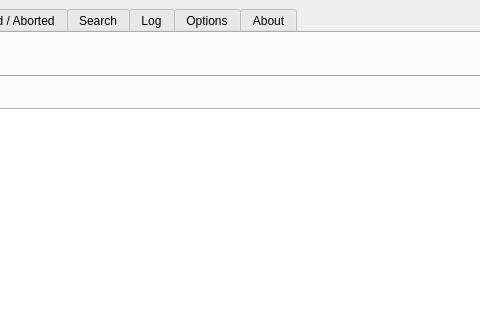
First picture: the form in CloudAgent/yca_mainwindow.ui, repository WillForan/yarraclient, before the edit; both pictures show x 131 to 611 and y 0 to 320 of the 824 by 428 pixel window.
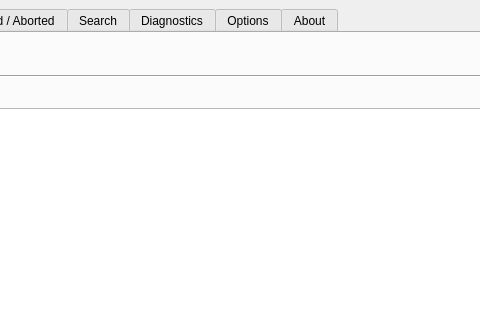
Second picture: the form after the edit. Icons and pictures are not drawn.

Diff of the .ui file:
```diff
--- a/CloudAgent/yca_mainwindow.ui
+++ b/CloudAgent/yca_mainwindow.ui
@@ -454,7 +454,7 @@
       </widget>
       <widget class="QWidget" name="tab_6">
        <attribute name="title">
-        <string>Log</string>
+        <string>Diagnostics</string>
        </attribute>
        <layout class="QVBoxLayout" name="verticalLayout_7">
         <item>
```
Left out of the diff: 4 changed lines with no effect on the pictures.
